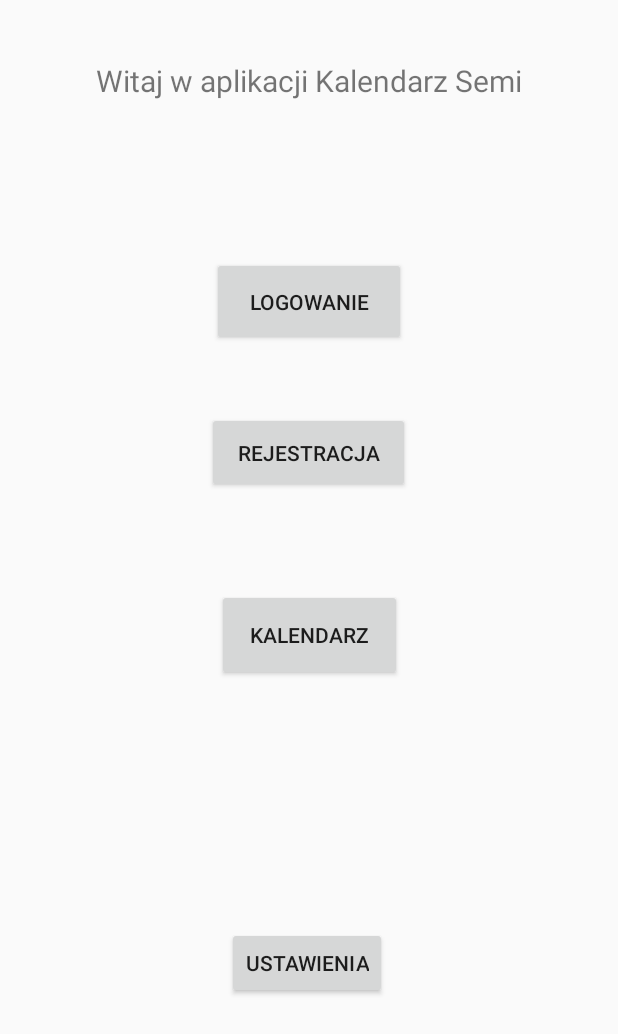
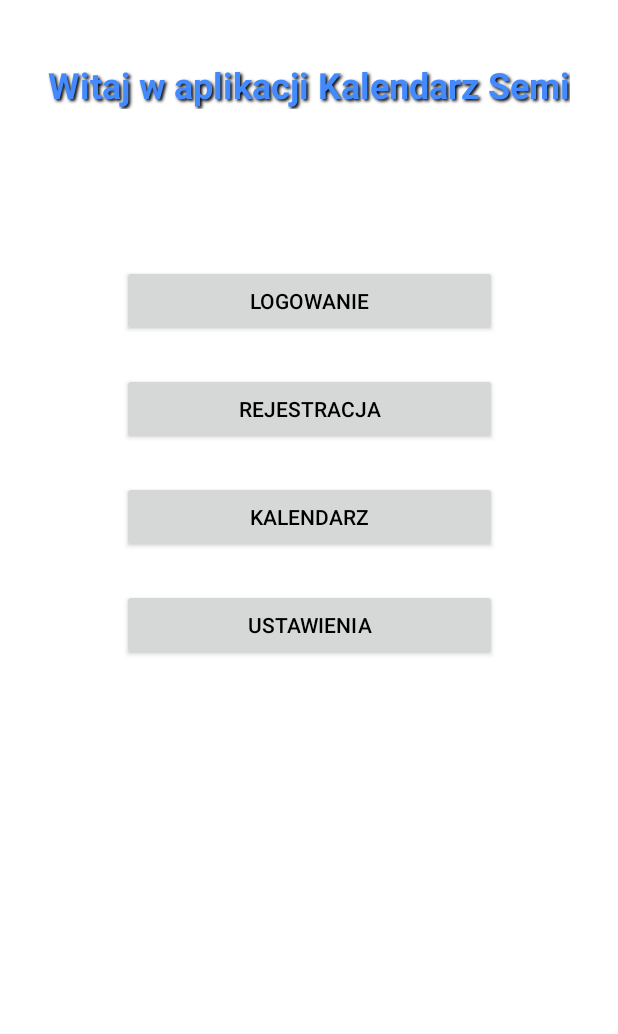
Before and after one commit to wenek/Kalendarz, an Android app: the screen it shows after launch (MainActivity), on a phone screen of 412 x 824 dp. Shown: the top 1034 px of the screen. Run offline under Robolectric (Android 15) with nearby library versions, the phone set to English and light mode, and no system bars; our stand-ins replace Firebase (no records; nobody signed in at launch, a user with empty details on screens opened directly).

Commit message:
zmiana kolorystyki

```diff
--- a/app/src/main/AndroidManifest.xml
+++ b/app/src/main/AndroidManifest.xml
@@ -6,6 +6,7 @@
     <uses-permission android:name="android.permission.SCHEDULE_EXACT_ALARM"/>
     <uses-permission android:name="android.permission.POST_NOTIFICATIONS"/>
     <application
+        android:name=".MyApplication"
         android:allowBackup="true"
         android:dataExtractionRules="@xml/data_extraction_rules"
         android:fullBackupContent="@xml/backup_rules"
@@ -13,7 +14,7 @@
         android:label="@string/app_name"
         android:roundIcon="@mipmap/ic_launcher_round"
         android:supportsRtl="true"
-        android:theme="@style/Theme.KalendarzSemi.Blue"
+        android:theme="@style/Theme.KalendarzSemi.Light"
         tools:targetApi="31">
 
         <receiver
@@ -24,7 +25,7 @@
             android:name=".SplashActivity"
             android:exported="true"
             android:label="@string/app_name"
-            android:theme="@style/Theme.KalendarzSemi.Blue">
+            android:theme="@style/Theme.KalendarzSemi.Light">
             <intent-filter>
                 <action android:name="android.intent.action.MAIN" />
                 <category android:name="android.intent.category.LAUNCHER" />
--- /dev/null
+++ b/app/src/main/java/com/example/kalendarzsemi/Application.kt
@@ -0,0 +1,22 @@
+package com.example.kalendarzsemi
+
+import android.app.Application
+import android.content.SharedPreferences
+import androidx.preference.PreferenceManager
+
+class MyApplication : Application() {
+
+    override fun onCreate() {
+        super.onCreate()
+
+        // Load the theme preference
+        val sharedPreferences: SharedPreferences = PreferenceManager.getDefaultSharedPreferences(this)
+        val themePreference = sharedPreferences.getString("theme_preference", "light")
+
+        when (themePreference) {
+            "light" -> setTheme(R.style.Theme_KalendarzSemi_Light)
+            "dark" -> setTheme(R.style.Theme_KalendarzSemi_Dark)
+            "vibrant" -> setTheme(R.style.Theme_KalendarzSemi_Vibrant)
+        }
+    }
+}
--- a/app/src/main/java/com/example/kalendarzsemi/CalendarActivity.kt
+++ b/app/src/main/java/com/example/kalendarzsemi/CalendarActivity.kt
@@ -29,9 +29,9 @@ class CalendarActivity : AppCompatActivity() {
         val sharedPreferences = PreferenceManager.getDefaultSharedPreferences(this)
         val themePreference = sharedPreferences.getString("theme_preference", "blue")
         when (themePreference) {
-            "blue" -> setTheme(R.style.Theme_KalendarzSemi_Blue)
-            "green" -> setTheme(R.style.Theme_KalendarzSemi_Green)
-            "red" -> setTheme(R.style.Theme_KalendarzSemi_Red)
+            "blue" -> setTheme(R.style.Theme_KalendarzSemi_Light)
+            "green" -> setTheme(R.style.Theme_KalendarzSemi_Dark)
+            "red" -> setTheme(R.style.Theme_KalendarzSemi_Vibrant)
         }
 
         super.onCreate(savedInstanceState)
--- a/app/src/main/java/com/example/kalendarzsemi/MainActivity.kt
+++ b/app/src/main/java/com/example/kalendarzsemi/MainActivity.kt
@@ -1,6 +1,7 @@
 package com.example.kalendarzsemi
 
 import android.content.Intent
+import android.content.SharedPreferences
 import android.os.Bundle
 import android.widget.Button
 import androidx.appcompat.app.AppCompatActivity
@@ -8,14 +9,16 @@ import androidx.preference.PreferenceManager
 
 class MainActivity : AppCompatActivity() {
 
+    private lateinit var sharedPreferences: SharedPreferences
+
     override fun onCreate(savedInstanceState: Bundle?) {
         // Sprawdzenie preferencji użytkownika i ustawienie odpowiedniego motywu
-        val sharedPreferences = PreferenceManager.getDefaultSharedPreferences(this)
-        val themePreference = sharedPreferences.getString("theme_preference", "blue")
+        sharedPreferences = PreferenceManager.getDefaultSharedPreferences(this)
+        val themePreference = sharedPreferences.getString("theme_preference", "light")
         when (themePreference) {
-            "blue" -> setTheme(R.style.Theme_KalendarzSemi_Blue)
-            "green" -> setTheme(R.style.Theme_KalendarzSemi_Green)
-            "red" -> setTheme(R.style.Theme_KalendarzSemi_Red)
+            "light" -> setTheme(R.style.Theme_KalendarzSemi_Light)
+            "dark" -> setTheme(R.style.Theme_KalendarzSemi_Dark)
+            "vibrant" -> setTheme(R.style.Theme_KalendarzSemi_Vibrant)
         }
 
         super.onCreate(savedInstanceState)
--- a/app/src/main/res/layout/activity_main.xml
+++ b/app/src/main/res/layout/activity_main.xml
@@ -1,63 +1,79 @@
 <?xml version="1.0" encoding="utf-8"?>
 <androidx.constraintlayout.widget.ConstraintLayout xmlns:android="http://schemas.android.com/apk/res/android"
+    xmlns:app="http://schemas.android.com/apk/res-auto"
+    xmlns:tools="http://schemas.android.com/tools"
     android:layout_width="match_parent"
     android:layout_height="match_parent"
-    xmlns:app="http://schemas.android.com/apk/res-auto"
-    xmlns:tools="http://schemas.android.com/tools"
+    android:background="?attr/colorPrimary"
     tools:context=".MainActivity">
 
+    <!-- Main greeting text -->
     <TextView
         android:id="@+id/tvMain"
         android:layout_width="wrap_content"
         android:layout_height="wrap_content"
-        android:text="Witaj w aplikacji Kalendarz Semi"
-        android:textSize="20sp"
+        android:text="@string/greeting_message"
+        android:textSize="24sp"
+        android:textColor="?android:attr/colorAccent"
+        android:textStyle="bold"
+        android:shadowColor="#000000"
+        android:shadowDx="2"
+        android:shadowDy="2"
+        android:shadowRadius="2"
         app:layout_constraintTop_toTopOf="parent"
         app:layout_constraintStart_toStartOf="parent"
         app:layout_constraintEnd_toEndOf="parent"
         android:layout_marginTop="40dp"/>
 
+    <!-- Login button -->
     <Button
         android:id="@+id/btnLogin"
-        android:layout_width="129dp"
-        android:layout_height="59dp"
+        android:layout_width="250dp"
+        android:layout_height="wrap_content"
         android:layout_marginTop="104dp"
-        android:text="Logowanie"
+        android:padding="12dp"
+        android:textColor="?android:attr/textColorPrimary"
+        android:text="@string/login_button"
         app:layout_constraintEnd_toEndOf="parent"
         app:layout_constraintStart_toStartOf="parent"
         app:layout_constraintTop_toBottomOf="@+id/tvMain" />
 
+    <!-- Register button -->
     <Button
         android:id="@+id/btnRegister"
-        android:layout_width="135dp"
-        android:layout_height="54dp"
-        android:layout_marginTop="44dp"
-        android:text="Rejestracja"
+        android:layout_width="250dp"
+        android:layout_height="wrap_content"
+        android:layout_marginTop="24dp"
+        android:padding="12dp"
+        android:textColor="?android:attr/textColorPrimary"
+        android:text="@string/register_button"
         app:layout_constraintEnd_toEndOf="parent"
-        app:layout_constraintHorizontal_bias="0.498"
         app:layout_constraintStart_toStartOf="parent"
         app:layout_constraintTop_toBottomOf="@+id/btnLogin" />
 
+    <!-- Calendar button -->
     <Button
         android:id="@+id/btnCalendar"
-        android:layout_width="123dp"
-        android:layout_height="61dp"
-        android:layout_marginStart="20dp"
-        android:layout_marginTop="64dp"
-        android:layout_marginEnd="20dp"
-        android:text="Kalendarz"
+        android:layout_width="250dp"
+        android:layout_height="wrap_content"
+        android:layout_marginTop="24dp"
+        android:padding="12dp"
+        android:textColor="?android:attr/textColorPrimary"
+        android:text="@string/calendar_button"
         app:layout_constraintEnd_toEndOf="parent"
         app:layout_constraintStart_toStartOf="parent"
         app:layout_constraintTop_toBottomOf="@+id/btnRegister" />
 
+    <!-- Settings button -->
     <Button
         android:id="@+id/btnOpenSettings"
-        android:layout_width="wrap_content"
+        android:layout_width="250dp"
         android:layout_height="wrap_content"
-        android:layout_marginTop="164dp"
-        android:text="Ustawienia"
+        android:layout_marginTop="24dp"
+        android:padding="12dp"
+        android:textColor="?android:attr/textColorPrimary"
+        android:text="@string/settings_button"
         app:layout_constraintEnd_toEndOf="parent"
-        app:layout_constraintHorizontal_bias="0.495"
         app:layout_constraintStart_toStartOf="parent"
         app:layout_constraintTop_toBottomOf="@+id/btnCalendar" />
 
--- a/app/src/main/res/values/colors.xml
+++ b/app/src/main/res/values/colors.xml
@@ -1,16 +1,25 @@
 <resources>
-    <!-- Niebieski -->
-    <color name="blue_primary">#2196F3</color>
-    <color name="blue_primary_dark">#1976D2</color>
-    <color name="blue_accent">#448AFF</color>
+    <!-- Light Theme Colors -->
+    <color name="background_color_light">#FFFFFF</color>
+    <color name="primary_text_color_light">#000000</color>
+    <color name="secondary_text_color_light">#757575</color>
+    <color name="button_color_light">#448AFF</color>
 
-    <!-- Zielony -->
-    <color name="green_primary">#4CAF50</color>
-    <color name="green_primary_dark">#388E3C</color>
-    <color name="green_accent">#69F0AE</color>
+    <!-- Dark Theme Colors -->
+    <color name="background_color_dark">#121212</color>
+    <color name="primary_text_color_dark">#FFFFFF</color>
+    <color name="secondary_text_color_dark">#B0B0B0</color>
+    <color name="button_color_dark">#FF4081</color>
 
-    <!-- Czerwony -->
-    <color name="red_primary">#F44336</color>
-    <color name="red_primary_dark">#D32F2F</color>
-    <color name="red_accent">#FF5252</color>
+    <!-- Vibrant Theme Colors -->
+    <color name="background_color_vibrant">#FFEB3B</color>
+    <color name="primary_text_color_vibrant">#000000</color>
+    <color name="secondary_text_color_vibrant">#757575</color>
+    <color name="button_color_vibrant">#D32F2F</color>
+
+    <color name="blue_primary">#2196F3</color> <!-- Light Blue -->
+    <color name="blue_primary_dark">#1976D2</color> <!-- Darker Blue -->
+    <color name="blue_primary_light">#BBDEFB</color> <!-- Lighter Blue -->
+    <color name="white">#FFFFFF</color>
+    <color name="black">#000000</color>
 </resources>
--- a/app/src/main/res/values/strings.xml
+++ b/app/src/main/res/values/strings.xml
@@ -1,3 +1,8 @@
 <resources>
-    <string name="app_name">KalendarzSemi</string>
+    <string name="app_name">Kalendarz Semi</string>
+    <string name="greeting_message">Witaj w aplikacji Kalendarz Semi</string>
+    <string name="login_button">Logowanie</string>
+    <string name="register_button">Rejestracja</string>
+    <string name="calendar_button">Kalendarz</string>
+    <string name="settings_button">Ustawienia</string>
 </resources>
--- a/app/src/main/res/values/themes.xml
+++ b/app/src/main/res/values/themes.xml
@@ -1,24 +1,28 @@
 <resources>
-
-    <!-- Domyślny motyw (niebieski) -->
-    <style name="Theme.KalendarzSemi.Blue" parent="Theme.AppCompat.Light.NoActionBar">
-        <item name="colorPrimary">@color/blue_primary</item>
-        <item name="colorPrimaryDark">@color/blue_primary_dark</item>
-        <item name="colorAccent">@color/blue_accent</item>
+    <!-- Light Theme -->
+    <style name="Theme.KalendarzSemi.Light" parent="Theme.AppCompat.Light.NoActionBar">
+        <item name="colorPrimary">@color/background_color_light</item>
+        <item name="colorPrimaryDark">@color/background_color_light</item>
+        <item name="colorAccent">@color/button_color_light</item>
+        <item name="android:textColorPrimary">@color/primary_text_color_light</item>
+        <item name="android:textColorSecondary">@color/secondary_text_color_light</item>
     </style>
 
-    <!-- Zielony motyw -->
-    <style name="Theme.KalendarzSemi.Green" parent="Theme.AppCompat.Light.NoActionBar">
-        <item name="colorPrimary">@color/green_primary</item>
-        <item name="colorPrimaryDark">@color/green_primary_dark</item>
-        <item name="colorAccent">@color/green_accent</item>
+    <!-- Dark Theme -->
+    <style name="Theme.KalendarzSemi.Dark" parent="Theme.AppCompat.DayNight.NoActionBar">
+        <item name="colorPrimary">@color/background_color_dark</item>
+        <item name="colorPrimaryDark">@color/background_color_dark</item>
+        <item name="colorAccent">@color/button_color_dark</item>
+        <item name="android:textColorPrimary">@color/primary_text_color_dark</item>
+        <item name="android:textColorSecondary">@color/secondary_text_color_dark</item>
     </style>
 
-    <!-- Czerwony motyw -->
-    <style name="Theme.KalendarzSemi.Red" parent="Theme.AppCompat.Light.NoActionBar">
-        <item name="colorPrimary">@color/red_primary</item>
-        <item name="colorPrimaryDark">@color/red_primary_dark</item>
-        <item name="colorAccent">@color/red_accent</item>
+    <!-- Vibrant Theme -->
+    <style name="Theme.KalendarzSemi.Vibrant" parent="Theme.AppCompat.Light.NoActionBar">
+        <item name="colorPrimary">@color/background_color_vibrant</item>
+        <item name="colorPrimaryDark">@color/background_color_vibrant</item>
+        <item name="colorAccent">@color/button_color_vibrant</item>
+        <item name="android:textColorPrimary">@color/primary_text_color_vibrant</item>
+        <item name="android:textColorSecondary">@color/secondary_text_color_vibrant</item>
     </style>
-
 </resources>
```
Also changed, not shown: app/src/main/java/com/example/kalendarzsemi/HolidayDetailActivity.kt (+5 -5 lines), app/src/main/java/com/example/kalendarzsemi/LoginActivity.kt (+4 -3 lines), app/src/main/java/com/example/kalendarzsemi/SettingsActivity.kt (+27 -27 lines), app/src/main/res/layout/activity_settings.xml (+7 -9 lines), app/src/main/res/font/roboto_bold.ttf (added), app/src/main/res/font/roboto_medium.ttf (added), app/src/main/res/font/roboto_regular.ttf (added).
